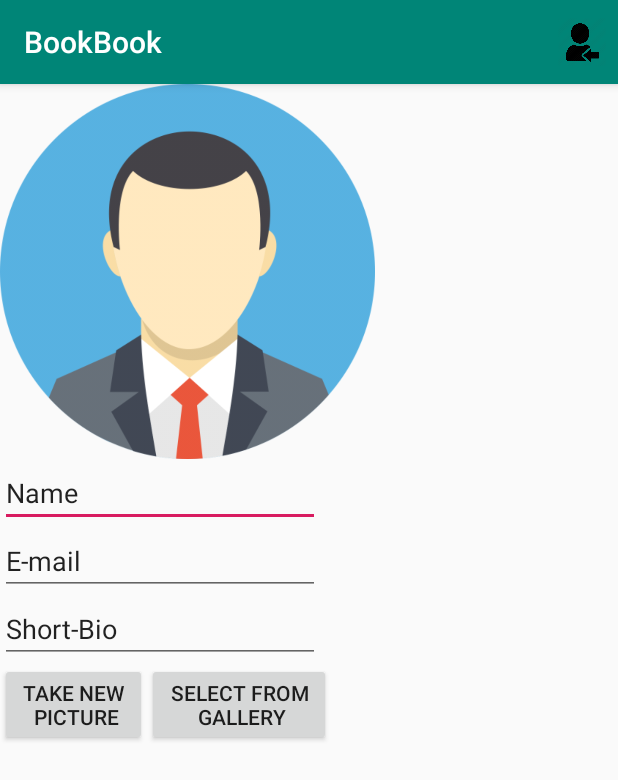
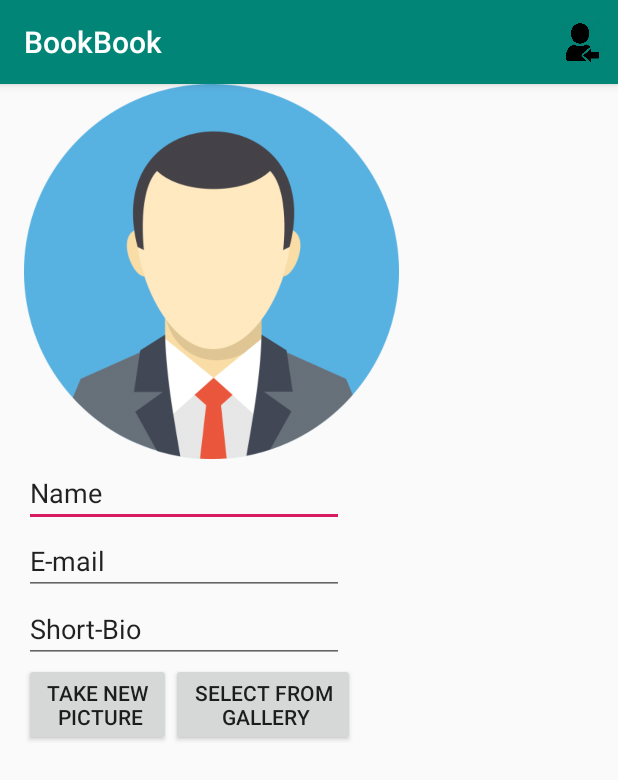
Before and after one commit to aliciadom/BookBook, an Android app: the EditProfileActivity screen opened directly, with no data from a screen before it, on a phone screen of 412 x 824 dp. Shown: the top 780 px of the screen. Run offline under Robolectric (Android 15) with nearby library versions, the phone set to English and light mode, and no system bars; our stand-ins replace ButterKnife; 3 statements that could not run were skipped.

Commit message:
new resource layout

```diff
--- a/app/src/main/res/layout-land/activity_editprofile.xml
+++ b/app/src/main/res/layout-land/activity_editprofile.xml
@@ -2,6 +2,10 @@
 <RelativeLayout xmlns:android="http://schemas.android.com/apk/res/android"
     android:layout_width="match_parent"
     android:layout_height="match_parent"
+    android:paddingLeft="@dimen/activity_horizontal_margin"
+    android:paddingRight="@dimen/activity_horizontal_margin"
+    android:paddingTop="@dimen/activity_vertical_margin"
+    android:paddingBottom="@dimen/activity_vertical_margin"
     xmlns:tools="http://schemas.android.com/tools"
     xmlns:app="http://schemas.android.com/apk/res-auto"
     tools:context=".activities.EditProfileActivity">
--- a/app/src/main/res/layout/activity_editprofile.xml
+++ b/app/src/main/res/layout/activity_editprofile.xml
@@ -4,6 +4,10 @@
     android:layout_height="match_parent"
     xmlns:tools="http://schemas.android.com/tools"
     xmlns:app="http://schemas.android.com/apk/res-auto"
+    android:paddingLeft="@dimen/activity_horizontal_margin"
+    android:paddingRight="@dimen/activity_horizontal_margin"
+    android:paddingTop="@dimen/activity_vertical_margin"
+    android:paddingBottom="@dimen/activity_vertical_margin"
     tools:context=".activities.EditProfileActivity">
 
     <ImageView
--- a/app/src/main/res/values/strings.xml
+++ b/app/src/main/res/values/strings.xml
@@ -2,6 +2,9 @@
     <string name="app_name">BookBook</string>
     <string name="name">Name</string>
     <string name="email">E-mail</string>
+    <string name="password">Password</string>
+    <string name="login">Login</string>
+    <string name="signin">Sign In</string>
     <string name="bio">Short-Bio</string>
     <string name="camera_error_message">Unable to use the camera</string>
 </resources>
```
Also changed, not shown: 1 other file.
